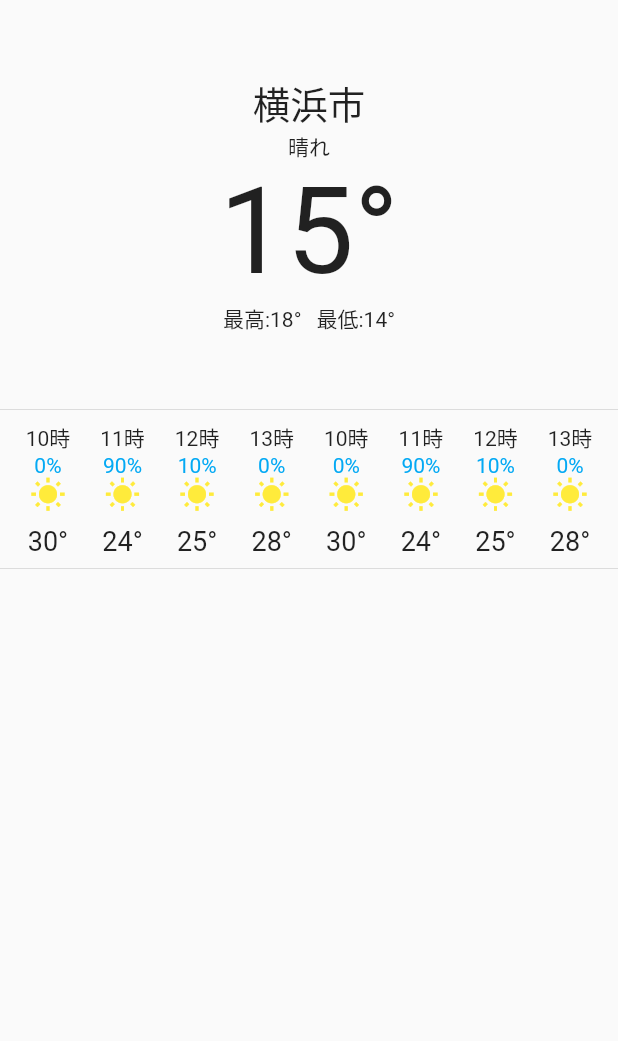
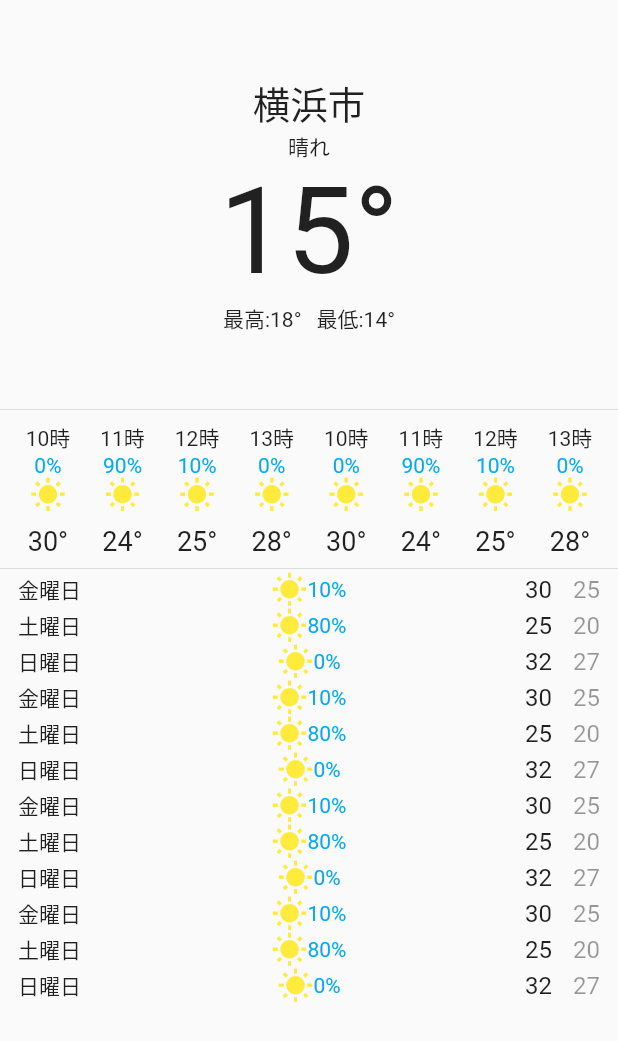
Before and after one commit to ohyeaho/weather_app, a Flutter app: the screen it shows after launch, on a phone screen of 412 x 824 dp. Shown: the top 1041 px of the screen. Run offline on Flutter 3.47's test engine with Material 2 defaults, Android fonts, the phone set to English and light mode, and no system bars.

Commit message:
daily weather UI add

```diff
--- a/lib/top_page.dart
+++ b/lib/top_page.dart
@@ -10,8 +10,7 @@ class TopPage extends StatefulWidget {
 }
 
 class _TopPageState extends State<TopPage> {
-  Weather currentWeather =
-      Weather(temp: 15, description: '晴れ', tempMax: 18, tempMin: 14, time: DateTime(2021));
+  Weather currentWeather = Weather(temp: 15, description: '晴れ', tempMax: 18, tempMin: 14, time: DateTime(2021));
   List<Weather> hourlyWeather = [
     Weather(temp: 30, description: '晴れ', time: DateTime(2021, 7, 30, 10), rainyPercent: 0),
     Weather(temp: 24, description: '雨', time: DateTime(2021, 7, 30, 11), rainyPercent: 90),
@@ -22,6 +21,23 @@ class _TopPageState extends State<TopPage> {
     Weather(temp: 25, description: '曇り', time: DateTime(2021, 7, 30, 12), rainyPercent: 10),
     Weather(temp: 28, description: '晴れ', time: DateTime(2021, 7, 30, 13), rainyPercent: 0),
   ];
+
+  List<Weather> dailyWeather = [
+    Weather(tempMax: 30, tempMin: 25, rainyPercent: 10, time: DateTime(2021, 7, 30)),
+    Weather(tempMax: 25, tempMin: 20, rainyPercent: 80, time: DateTime(2021, 7, 31)),
+    Weather(tempMax: 32, tempMin: 27, rainyPercent: 0, time: DateTime(2021, 8, 1)),
+    Weather(tempMax: 30, tempMin: 25, rainyPercent: 10, time: DateTime(2021, 7, 30)),
+    Weather(tempMax: 25, tempMin: 20, rainyPercent: 80, time: DateTime(2021, 7, 31)),
+    Weather(tempMax: 32, tempMin: 27, rainyPercent: 0, time: DateTime(2021, 8, 1)),
+    Weather(tempMax: 30, tempMin: 25, rainyPercent: 10, time: DateTime(2021, 7, 30)),
+    Weather(tempMax: 25, tempMin: 20, rainyPercent: 80, time: DateTime(2021, 7, 31)),
+    Weather(tempMax: 32, tempMin: 27, rainyPercent: 0, time: DateTime(2021, 8, 1)),
+    Weather(tempMax: 30, tempMin: 25, rainyPercent: 10, time: DateTime(2021, 7, 30)),
+    Weather(tempMax: 25, tempMin: 20, rainyPercent: 80, time: DateTime(2021, 7, 31)),
+    Weather(tempMax: 32, tempMin: 27, rainyPercent: 0, time: DateTime(2021, 8, 1)),
+  ];
+
+  List<String> weekDay = ['月', '火', '水', '木', '金', '土', '日'];
 
   @override
   Widget build(BuildContext context) {
@@ -35,11 +51,7 @@ class _TopPageState extends State<TopPage> {
             Text('${currentWeather.temp}°', style: const TextStyle(fontSize: 80)),
             Row(
               mainAxisAlignment: MainAxisAlignment.center,
-              children: [
-                Text('最高:${currentWeather.tempMax}°'),
-                const SizedBox(width: 10),
-                Text('最低:${currentWeather.tempMin}°')
-              ],
+              children: [Text('最高:${currentWeather.tempMax}°'), const SizedBox(width: 10), Text('最低:${currentWeather.tempMin}°')],
             ),
             const SizedBox(height: 50),
             const Divider(height: 0),
@@ -52,8 +64,7 @@ class _TopPageState extends State<TopPage> {
                     child: Column(
                       children: [
                         Text('${DateFormat('H').format(weather.time)}時'),
-                        Text('${weather.rainyPercent}%',
-                            style: const TextStyle(color: Colors.lightBlue)),
+                        Text('${weather.rainyPercent}%', style: const TextStyle(color: Colors.lightBlue)),
                         const Icon(Icons.wb_sunny_sharp, color: Colors.yellow),
                         const SizedBox(height: 8),
                         Text('${weather.temp}°', style: const TextStyle(fontSize: 18))
@@ -63,7 +74,43 @@ class _TopPageState extends State<TopPage> {
                 }).toList(),
               ),
             ),
-            const Divider(height: 0)
+            const Divider(height: 0),
+            Expanded(
+              child: SingleChildScrollView(
+                child: Padding(
+                  padding: const EdgeInsets.symmetric(horizontal: 12.0, vertical: 2.0),
+                  child: Column(
+                    children: dailyWeather.map((weather) {
+                      return Row(
+                        mainAxisAlignment: MainAxisAlignment.spaceBetween,
+                        children: [
+                          SizedBox(
+                            width: 50,
+                            child: Text('${weekDay[weather.time.weekday - 1]}曜日'),
+                          ),
+                          Row(
+                            children: [
+                              const Icon(Icons.wb_sunny_sharp, color: Colors.yellow),
+                              Text('${weather.rainyPercent}%', style: const TextStyle(color: Colors.lightBlue))
+                            ],
+                          ),
+                          SizedBox(
+                            width: 50,
+                            child: Row(
+                              mainAxisAlignment: MainAxisAlignment.spaceBetween,
+                              children: [
+                                Text('${weather.tempMax}', style: const TextStyle(fontSize: 16)),
+                                Text('${weather.tempMin}', style: TextStyle(fontSize: 16, color: Colors.black.withOpacity(0.4)))
+                              ],
+                            ),
+                          ),
+                        ],
+                      );
+                    }).toList(),
+                  ),
+                ),
+              ),
+            )
           ],
         ),
       ),
```
